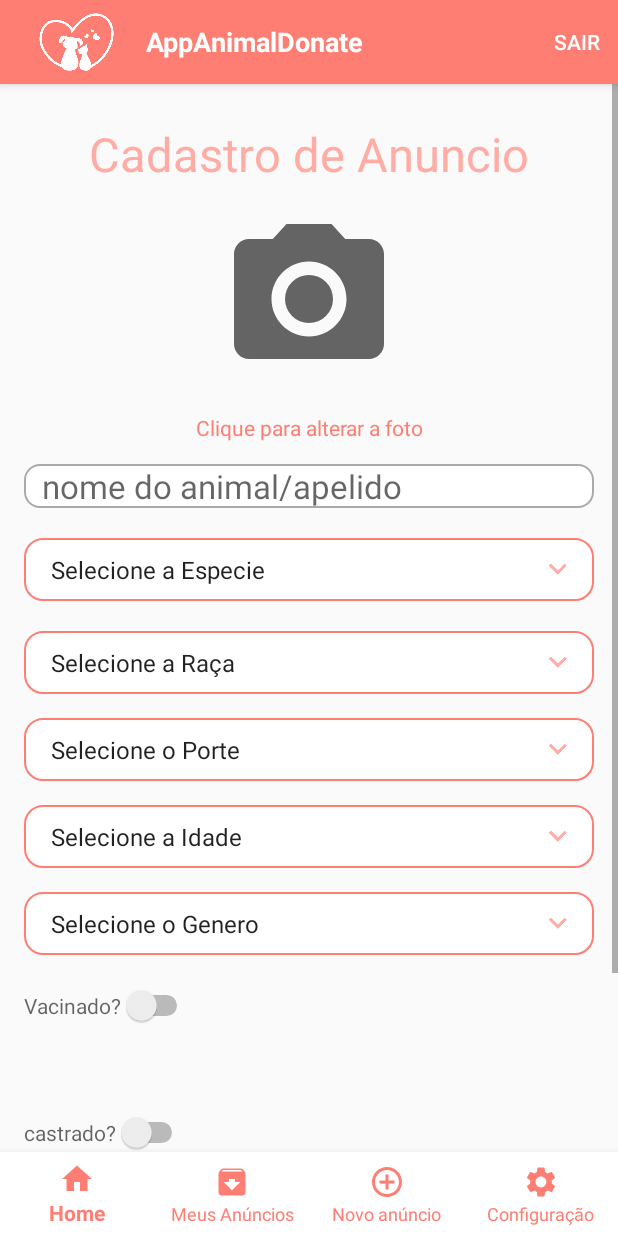
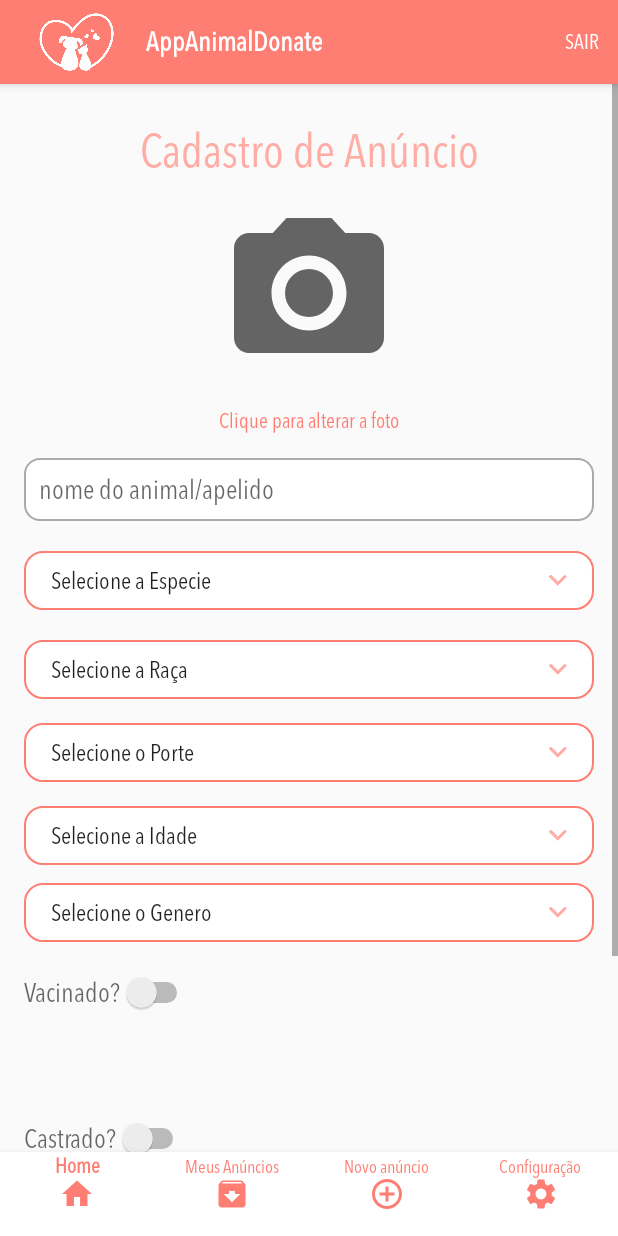
Before and after one commit to farond/AppAnimalDonate, an Android app: the MainActivity screen opened directly, with no data from a screen before it, item 3 of the bottom bar chosen, on a phone screen of 412 x 824 dp. Run offline under Robolectric (Android 15) with nearby library versions, the phone set to English and light mode, and no system bars; our stand-ins replace Firebase (no records; nobody signed in at launch, a user with empty details on screens opened directly), Room's generated code; libraries missing offline, so code that uses them is left out: com.orhanobut.hawk; 2 statements that could not run were skipped.

Commit message:
Implementação do Design do Projeto

```diff
--- a/app/src/main/java/br/usjt/appanimaldonate/model/AnimalRepository.java
+++ b/app/src/main/java/br/usjt/appanimaldonate/model/AnimalRepository.java
@@ -4,6 +4,8 @@ import android.util.Log;
 
 import androidx.lifecycle.LiveData;
 import androidx.lifecycle.MutableLiveData;
+
+import com.google.firebase.firestore.FirebaseFirestore;
 
 import java.util.List;
 
@@ -29,6 +31,8 @@ public class AnimalRepository {
         animaisResponseMutableLiveData = new MutableLiveData<>();
         salvoSucessoMutableLiveData = new MutableLiveData<>();
         alteradoSucessoMutableLiveData = new MutableLiveData<>();
+
+        FirebaseFirestore db = FirebaseFirestore.getInstance();
 
         HttpLoggingInterceptor interceptor = new HttpLoggingInterceptor();
         interceptor.level(HttpLoggingInterceptor.Level.BODY);
--- a/app/src/main/java/br/usjt/appanimaldonate/model/AnimalService.java
+++ b/app/src/main/java/br/usjt/appanimaldonate/model/AnimalService.java
@@ -13,21 +13,21 @@ import retrofit2.http.Path;
 
 public interface AnimalService {
 
-    @GET("/api/2829e58641a3416a9ef606e64bfe2c96/animal")
+    @GET("/api/abe319b0ec074dca8c75151ea289aafa/animal")
     Call<List<Animal>> getAllAnimais();
 
 
-    @POST("/api/2829e58641a3416a9ef606e64bfe2c96/animal")
+    @POST("/api/abe319b0ec074dca8c75151ea289aafa/animal")
     Call<ResponseBody> salvarAnimal(
             @Body
                     Animal animal);
 
-    @PUT("/api/2829e58641a3416a9ef606e64bfe2c96/animal/{id}")
+    @PUT("/api/abe319b0ec074dca8c75151ea289aafa/animal/{id}")
     Call<ResponseBody> alterarAnimal(
             @Path("id") String id,
             @Body AnimalPut animalPut);
 
-    @DELETE("/api/2829e58641a3416a9ef606e64bfe2c96/animal/{id}")
+    @DELETE("/api/abe319b0ec074dca8c75151ea289aafa/animal/{id}")
     Call<ResponseBody> deletarAnimal(
             @Path("id") String id);
 
--- a/app/src/main/res/layout/activity_main.xml
+++ b/app/src/main/res/layout/activity_main.xml
@@ -19,6 +19,7 @@
        android:id="@+id/bottomNav"
        app:layout_constraintTop_toBottomOf="@id/frameLayout"
        app:layout_constraintBottom_toBottomOf="parent"
+       android:theme="@style/Widget.BottomNavigationView"
        android:background="@color/white"
        app:menu="@menu/menu_bottom_navegation"
        app:itemIconTint="@color/colorIcons"
--- a/app/src/main/res/layout/activity_splash_screen.xml
+++ b/app/src/main/res/layout/activity_splash_screen.xml
@@ -23,7 +23,7 @@
         android:layout_height="wrap_content"
         android:layout_marginTop="20dp"
         android:text="PetFriendly"
-        android:fontFamily="@font/montserrat"
+        android:fontFamily="@font/avenir_condensed"
         android:textColor="@color/white"
         android:textSize="18pt"
         app:layout_constraintHorizontal_bias="0.497"
--- a/app/src/main/res/layout/custom_action_bar_layout.xml
+++ b/app/src/main/res/layout/custom_action_bar_layout.xml
@@ -38,6 +38,7 @@
         android:id="@+id/boasVindasTextView"
         android:layout_width="wrap_content"
         android:layout_height="wrap_content"
+        android:theme="@style/AppTheme"
         android:padding="11dp"
         android:text="@string/app_name"
         android:textAppearance="?android:attr/textAppearanceMedium"
--- a/app/src/main/res/layout/fragment_novo_anuncio.xml
+++ b/app/src/main/res/layout/fragment_novo_anuncio.xml
@@ -17,7 +17,8 @@
             android:id="@+id/tituloTextView"
             android:layout_width="wrap_content"
             android:layout_height="wrap_content"
-            android:text="Cadastro de Anuncio"
+            android:text="Cadastro de Anúncio"
+            android:fontFamily="@font/avenir_condensed"
             android:textColor="@color/titulos_formulario"
             android:textSize="14pt"
             android:layout_marginTop="25dp"
@@ -40,6 +41,7 @@
             android:layout_width="wrap_content"
             android:layout_height="wrap_content"
             android:layout_marginTop="16dp"
+            android:fontFamily="@font/avenir_condensed"
             android:textColor="@color/colorIcons"
             android:text="Clique para alterar a foto"
             app:layout_constraintTop_toBottomOf="@+id/imageViewFoto"
@@ -51,12 +53,12 @@
             android:layout_width="match_parent"
             android:layout_height="wrap_content"
             android:hint="nome do animal/apelido"
+            android:fontFamily="@font/avenir_condensed"
             android:inputType="textPersonName"
-            android:paddingStart="12dp"
-            android:paddingEnd="12dp"
+            android:padding="10dp"
             android:background="@drawable/custom_input"
             android:drawablePadding="12dp"
-            android:textSize="10pt"
+            android:textSize="08pt"
             android:layout_marginTop="50dp"
             android:layout_marginLeft="16dp"
             android:layout_marginRight="16dp"
@@ -68,11 +70,13 @@
             android:id="@+id/especieAnimalSpinner"
             android:layout_width="match_parent"
             android:layout_height="wrap_content"
-            android:hint="Espécie animal"
+            android:theme="@style/SpinnerTheme"
+            android:fontFamily="@font/avenir_condensed"
             android:layout_marginTop="20dp"
             android:layout_marginLeft="16dp"
             android:layout_marginRight="16dp"
             android:padding="10dp"
+            android:textSize="08pt"
             android:background="@drawable/stylespinner_1"
             app:layout_constraintTop_toBottomOf="@+id/nomeAnimalEditText"
             app:layout_constraintLeft_toLeftOf="parent"
@@ -84,11 +88,12 @@
             android:id="@+id/racaAnimalSpinner"
             android:layout_width="match_parent"
             android:layout_height="wrap_content"
-            android:hint="raça do animal"
+            android:theme="@style/SpinnerTheme"
             android:inputType="textEmailAddress"
             android:drawablePadding="12dp"
             android:layout_marginTop="20dp"
             android:padding="10dp"
+            android:textSize="08pt"
             android:layout_marginLeft="16dp"
             android:layout_marginRight="16dp"
             android:background="@drawable/stylespinner_1"
@@ -105,8 +110,9 @@
             android:layout_marginLeft="16dp"
             android:layout_marginTop="16dp"
             android:layout_marginRight="16dp"
-            android:hint="porte animal"
+            android:theme="@style/SpinnerTheme"
             android:padding="10dp"
+            android:textSize="08pt"
             android:background="@drawable/stylespinner_1"
             app:layout_constraintLeft_toLeftOf="parent"
             app:layout_constraintRight_toRightOf="parent"
@@ -120,8 +126,9 @@
             android:layout_marginLeft="16dp"
             android:layout_marginTop="16dp"
             android:layout_marginRight="16dp"
-            android:hint="Idade"
+            android:theme="@style/SpinnerTheme"
             android:padding="10dp"
+            android:textSize="08pt"
             android:background="@drawable/stylespinner_1"
             app:layout_constraintLeft_toLeftOf="parent"
             app:layout_constraintRight_toRightOf="parent"
@@ -134,16 +141,17 @@
             android:layout_width="match_parent"
             android:layout_height="wrap_content"
             android:layout_marginLeft="16dp"
-            android:layout_marginTop="16dp"
+            android:layout_marginTop="12dp"
             android:layout_marginRight="16dp"
-            android:hint="Genero"
+            android:background="@drawable/stylespinner_1"
+            android:entries="@array/genero_array"
+            android:theme="@style/SpinnerTheme"
+            android:textSize="08pt"
             android:padding="10dp"
-            android:background="@drawable/stylespinner_1"
+            app:layout_constraintHorizontal_bias="0.0"
             app:layout_constraintLeft_toLeftOf="parent"
             app:layout_constraintRight_toRightOf="parent"
-            app:layout_constraintTop_toBottomOf="@+id/idadeAnimalSpinner"
-            android:entries="@array/genero_array"
-            />
+            app:layout_constraintTop_toBottomOf="@+id/idadeAnimalSpinner" />
 
         <Switch
             android:id="@+id/vacinacaoAnimalSwitch"
@@ -153,6 +161,8 @@
             android:layout_marginTop="20dp"
             android:layout_marginRight="16dp"
             android:hint="Vacinado?"
+            android:fontFamily="@font/avenir_condensed"
+            android:textSize="08pt"
             android:theme="@style/SwitchTheme"
             app:layout_constraintHorizontal_bias="0.0"
             app:layout_constraintLeft_toLeftOf="parent"
@@ -168,12 +178,12 @@
             android:layout_marginTop="08dp"
             android:layout_marginRight="16dp"
             android:hint="informe quais"
+            android:fontFamily="@font/avenir_condensed"
             android:visibility="invisible"
-            android:paddingStart="12dp"
-            android:paddingEnd="12dp"
+            android:padding="10dp"
             android:background="@drawable/custom_input"
             android:drawablePadding="12dp"
-            android:textSize="10pt"
+            android:textSize="08pt"
             android:inputType="textPersonName"
             app:layout_constraintHorizontal_bias="0.0"
             app:layout_constraintLeft_toLeftOf="parent"
@@ -187,7 +197,9 @@
             android:layout_marginLeft="16dp"
             android:layout_marginTop="20dp"
             android:layout_marginRight="16dp"
-            android:hint="castrado?"
+            android:hint="Castrado?"
+            android:fontFamily="@font/avenir_condensed"
+            android:textSize="08pt"
             android:theme="@style/SwitchTheme"
             app:layout_constraintHorizontal_bias="0.0"
             app:layout_constraintTop_toBottomOf="@+id/informacaoVacAnimalEditText"
@@ -200,12 +212,12 @@
             android:layout_width="match_parent"
             android:layout_height="wrap_content"
             android:hint="Telefone para contato"
-            android:inputType="textPersonName"
-            android:paddingStart="10dp"
-            android:paddingEnd="10dp"
+            android:inputType="number"
+            android:padding="10dp"
+            android:fontFamily="@font/avenir_condensed"
             android:background="@drawable/custom_input"
             android:drawablePadding="12dp"
-            android:textSize="10pt"
+            android:textSize="08pt"
             android:layout_marginTop="10dp"
             android:layout_marginLeft="16dp"
             android:layout_marginRight="16dp"
@@ -223,6 +235,7 @@
             android:layout_marginTop="25dp"
             android:background="@drawable/round"
             android:text="Cadastrar Anuncio"
+            android:fontFamily="@font/avenir_condensed"
             android:textColor="#FFFFFF"
             android:textSize="8pt"
             app:layout_constraintBottom_toBottomOf="parent"
--- a/app/src/main/res/menu/menu_bottom_navegation.xml
+++ b/app/src/main/res/menu/menu_bottom_navegation.xml
@@ -4,16 +4,19 @@
     <item android:id="@+id/home"
         android:icon="@drawable/ic_home"
         android:title="Home"
+        android:fontFamily="@font/avenir_condensed"
         />
 
     <item android:id="@+id/anuncios"
         android:icon="@drawable/ic_anuncios"
         android:title="Meus Anúncios"
+        android:fontFamily="@font/avenir_condensed"
         />
 
     <item android:id="@+id/novoAnuncio"
         android:icon="@drawable/ic_novo_anuncio"
         android:title="Novo anúncio"
+        android:fontFamily="@font/avenir_condensed"
         />
 
 <!--    <item android:id="@+id/perfil"-->
@@ -23,6 +26,7 @@
     <item android:id="@+id/configuracao"
         android:icon="@drawable/ic_configure"
         android:title="Configuração"
+        android:fontFamily="@font/avenir_condensed"
         />
 
 
--- a/app/src/main/res/menu/menu_main.xml
+++ b/app/src/main/res/menu/menu_main.xml
@@ -4,6 +4,6 @@
     xmlns:tools="http://schemas.android.com/tools" tools:context=".MainActivity">
 
     <item
-        android:id="@+id/sair"  app:showAsAction="always|withText" android:title="@string/sair"/>
+        android:id="@+id/sair" app:showAsAction="always|withText" android:title="@string/sair"/>
 
 </menu>
--- a/app/src/main/res/values/strings.xml
+++ b/app/src/main/res/values/strings.xml
@@ -20,6 +20,7 @@
         <item>3 meses</item>
         <item>4 meses</item>
         <item>5 meses</item>
+        <item>6 à 12 meses</item>
         <item>1 ano</item>
         <item>2 anos</item>
         <item>3 anos</item>
@@ -34,12 +35,7 @@
         <item>12 anos</item>
         <item>13 anos</item>
         <item>14 anos</item>
-        <item>15 anos</item>
-        <item>16 anos</item>
-        <item>17 anos</item>
-        <item>18 anos</item>
-        <item>19 anos</item>
-        <item>20 anos</item>
+        <item>15 anos ou mais</item>
     </string-array>
 
     <string-array name="especie_array">
--- a/app/src/main/res/values/styles.xml
+++ b/app/src/main/res/values/styles.xml
@@ -5,11 +5,21 @@
         <item name="colorPrimary">@color/colorPrimary</item>
         <item name="colorPrimaryDark">@color/colorPrimary</item>
         <item name="colorAccent">@color/colorAccent</item>
+        <item name="android:fontFamily">@font/avenir_condensed</item>
 
+    </style>
+
+    <style name="Widget.BottomNavigationView"
+        parent="Widget.Design.BottomNavigationView">
+        <item name="fontFamily">@font/avenir_condensed</item>
     </style>
 
     <style name="SwitchTheme" parent="Theme.AppCompat.Light">
         <item name="android:colorControlActivated">@color/colorPrimary</item>
     </style>
 
+    <style name="SpinnerTheme">
+        <item name="android:fontFamily">@font/avenir_condensed</item>
+    </style>
+
 </resources>
```
Also changed, not shown: app/build.gradle (+9 -0 lines), app/src/main/res/drawable/adocaoroundbutton.xml (added, +7 -0 lines), app/src/main/res/drawable/deletarroundbutton.xml (added, +9 -0 lines), app/src/main/res/layout/activity_login.xml (+22 -6 lines), app/src/main/res/layout/animal_item.xml (+65 -82 lines), app/src/main/res/layout/anuncio_item.xml (+75 -92 lines), app/src/main/res/layout/fragment_configuracao.xml (+25 -21 lines), app/src/main/res/drawable/dogandcat.png (deleted), app/src/main/res/font/avenir_condensed.otf (added), 1 other file.
